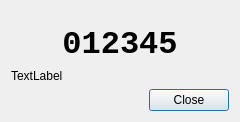
qtproject/qt-mobility, file examples/btfiletransfer/pindisplay.ui: the form before one commit.
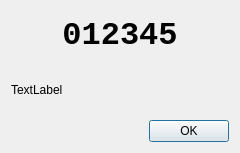
The form after the commit.

Patch:
```diff
--- a/examples/btfiletransfer/pindisplay.ui
+++ b/examples/btfiletransfer/pindisplay.ui
@@ -7,26 +7,13 @@
     <x>0</x>
     <y>0</y>
     <width>240</width>
-    <height>122</height>
+    <height>153</height>
    </rect>
   </property>
   <property name="windowTitle">
    <string>Enter Pin Code</string>
   </property>
   <layout class="QVBoxLayout" name="verticalLayout">
-   <item>
-    <spacer name="verticalSpacer">
-     <property name="orientation">
-      <enum>Qt::Vertical</enum>
-     </property>
-     <property name="sizeHint" stdset="0">
-      <size>
-       <width>20</width>
-       <height>40</height>
-      </size>
-     </property>
-    </spacer>
-   </item>
    <item>
     <widget class="QLabel" name="pin">
      <property name="font">
@@ -58,7 +45,7 @@
       <enum>Qt::Horizontal</enum>
      </property>
      <property name="standardButtons">
-      <set>QDialogButtonBox::Close</set>
+      <set>QDialogButtonBox::Ok</set>
      </property>
     </widget>
    </item>
```
